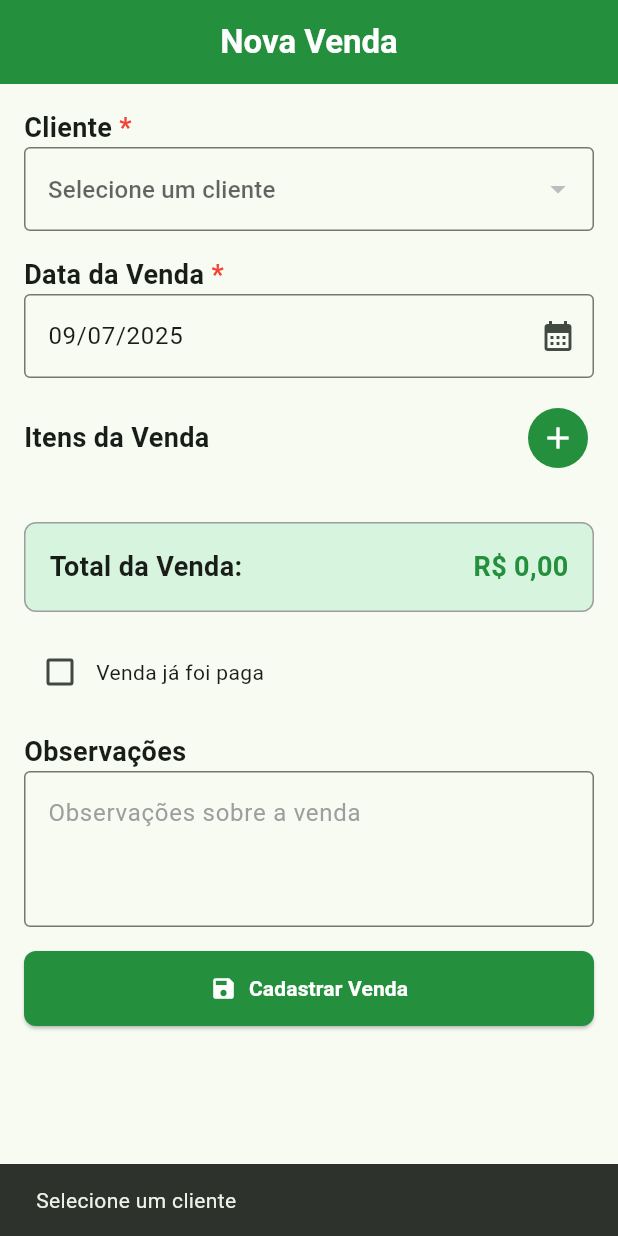
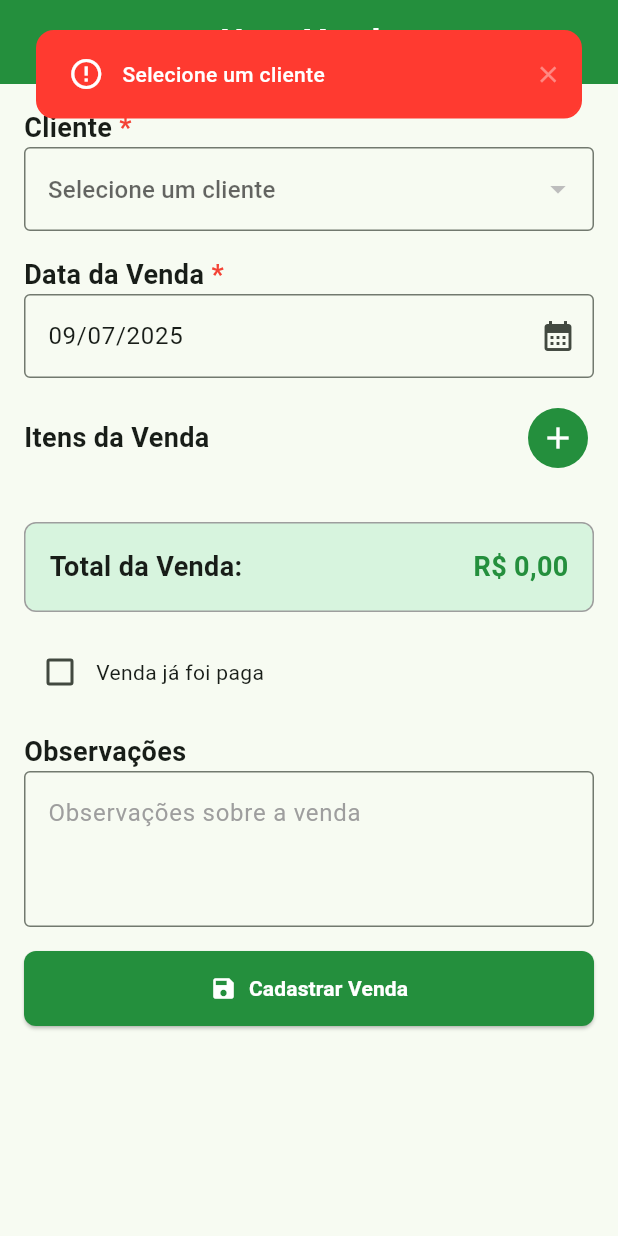
Before and after one commit to JhefersonReis/app-vendas, a Flutter app: the _SaleForm screen opened directly, after a tap on an icon or button, on a phone screen of 412 x 824 dp. Run offline on Flutter 3.47's test engine with Material 3 defaults, Android fonts, the phone set to English and light mode, and no system bars; our stand-ins replace drift, flutter_multi_formatter, flutter_riverpod, go_router, intl_phone_field, toastification; accounts and stored records are empty; generated files the repository leaves out were written again.

Commit message:
feat: toastification

```diff
--- /dev/null
+++ b/lib/src/app/helpers/toast_helper.dart
@@ -0,0 +1,30 @@
+import 'package:flutter/material.dart';
+import 'package:toastification/toastification.dart';
+
+class ToastHelper {
+  static void showError(BuildContext context, String message) {
+    toastification.show(
+      context: context,
+      title: Text(message),
+      autoCloseDuration: const Duration(seconds: 5),
+      style: ToastificationStyle.fillColored,
+      dismissDirection: DismissDirection.vertical,
+      alignment: Alignment.topCenter,
+      type: ToastificationType.error,
+      showProgressBar: false,
+    );
+  }
+
+  static void showSuccess(BuildContext context, String message) {
+    toastification.show(
+      context: context,
+      title: Text(message),
+      autoCloseDuration: const Duration(seconds: 5),
+      style: ToastificationStyle.fillColored,
+      dismissDirection: DismissDirection.vertical,
+      alignment: Alignment.topCenter,
+      type: ToastificationType.success,
+      showProgressBar: false,
+    );
+  }
+}
--- a/lib/src/features/sales/view/sale_form_page.dart
+++ b/lib/src/features/sales/view/sale_form_page.dart
@@ -1,6 +1,7 @@
 import 'package:flutter/material.dart';
 import 'package:flutter_riverpod/flutter_riverpod.dart';
 import 'package:intl/intl.dart';
+import 'package:organik_vendas/src/app/helpers/toast_helper.dart';
 import 'package:organik_vendas/src/features/customers/controller/customers_controller.dart';
 import 'package:organik_vendas/src/features/products/controller/product_controller.dart';
 import 'package:organik_vendas/src/features/products/domain/product_model.dart';
@@ -115,7 +116,12 @@ class _SaleFormState extends ConsumerState<_SaleForm> {
 
   void _saveSale() {
     if (_selectedCustomerId == null) {
-      ScaffoldMessenger.of(context).showSnackBar(const SnackBar(content: Text('Selecione um cliente')));
+      ToastHelper.showError(context, 'Selecione um cliente');
+      return;
+    }
+
+    if (_items.isEmpty) {
+      ToastHelper.showError(context, 'Adicione pelo menos um produto');
       return;
     }
 
--- a/pubspec.yaml
+++ b/pubspec.yaml
@@ -34,7 +34,7 @@ dependencies:
   # The following adds the Cupertino Icons font to your application.
   # Use with the CupertinoIcons class for iOS style icons.
   cupertino_icons: ^1.0.8
-  go_router: ^15.2.3
+  go_router: ^16.0.0
   drift: ^2.27.0
   drift_flutter: ^0.2.4
   path_provider: ^2.1.5
@@ -42,6 +42,7 @@ dependencies:
   flutter_riverpod: ^2.6.1
   intl_phone_field: ^3.2.0
   flutter_multi_formatter: ^2.13.7
+  toastification: ^3.0.3
 
 dev_dependencies:
   flutter_test:
```
Also changed, not shown: pubspec.lock.
